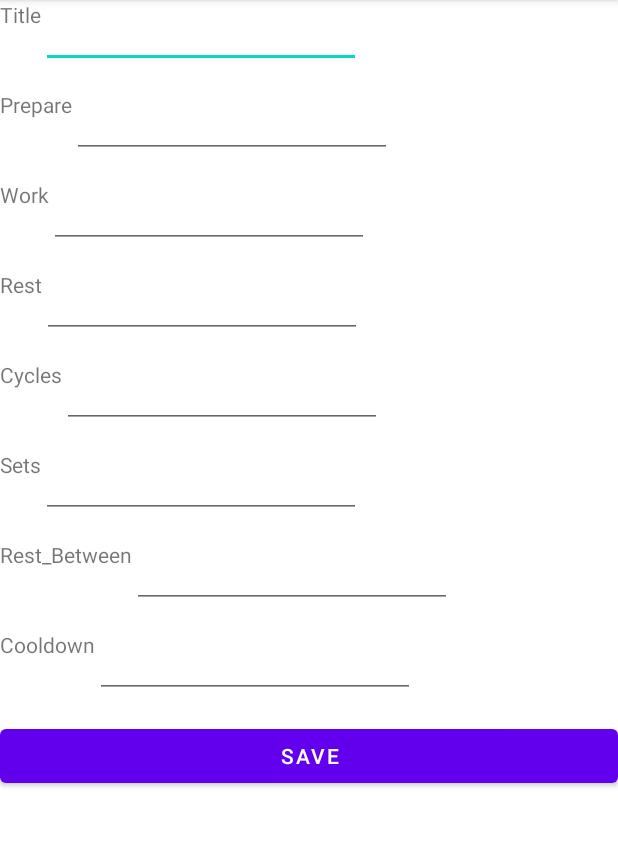
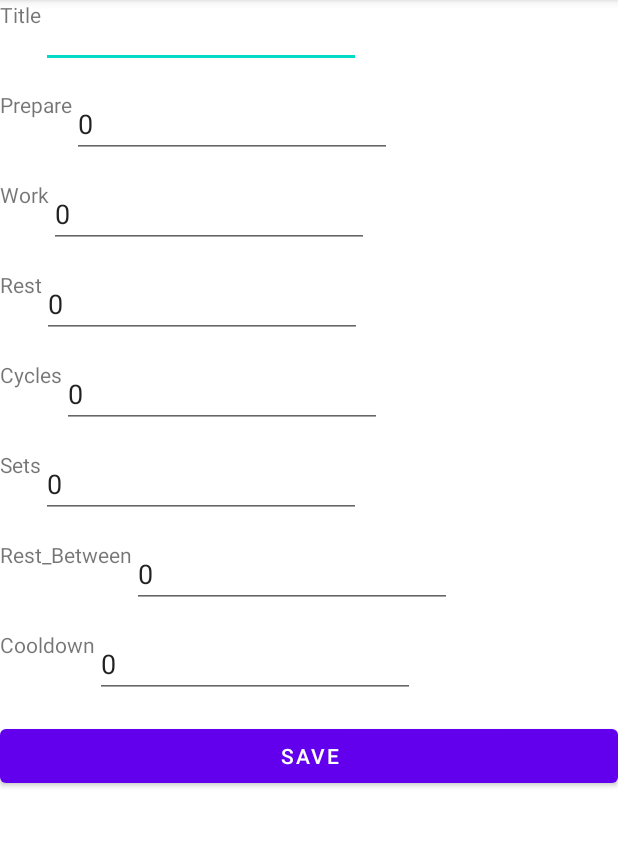
Before and after one commit to r0x57n/workout-timer, an Android app: the NewWorkoutActivity screen opened directly, with no data from a screen before it, on a phone screen of 412 x 824 dp, the part 84-929 px from its top. Run offline under Robolectric (Android 15) with nearby library versions, the phone set to English and light mode, and no system bars.

Commit message:
mostly working timer

```diff
--- a/app/src/main/AndroidManifest.xml
+++ b/app/src/main/AndroidManifest.xml
@@ -20,6 +20,7 @@
         </activity>
         <activity android:name=".NewWorkoutActivity" />
         <activity android:name=".EditWorkoutActivity" />
+        <activity android:name=".PlayWorkoutActivity" />
     </application>
 
 </manifest>
--- a/app/src/main/java/com/example/workouttimer/EditWorkoutActivity.kt
+++ b/app/src/main/java/com/example/workouttimer/EditWorkoutActivity.kt
@@ -38,8 +38,8 @@ class EditWorkoutActivity : AppCompatActivity() {
         // Save workout
         btnSave.setOnClickListener {
             if (!title.text.equals("")) {
-                val workout: Workout = Workout(title.text.toString())
-                workouts.update(pos, workout)
+                //val workout: Workout = Workout(title.text.toString())
+                //workouts.update(pos, workout)
                 setResult(RESULT_OK)
                 finish()
             }
--- a/app/src/main/java/com/example/workouttimer/NewWorkoutActivity.kt
+++ b/app/src/main/java/com/example/workouttimer/NewWorkoutActivity.kt
@@ -1,5 +1,6 @@
 package com.example.workouttimer
 
+import com.example.workouttimer.Workout
 import android.content.Context
 import android.os.Bundle
 import androidx.appcompat.app.AppCompatActivity
@@ -19,6 +20,13 @@ class NewWorkoutActivity : AppCompatActivity() {
 
         // Available fields in the view
         val title: EditText = findViewById(R.id.title)
+        val prepare: EditText = findViewById(R.id.prepare)
+        val work: EditText = findViewById(R.id.work)
+        val rest: EditText = findViewById(R.id.rest)
+        val cycles: EditText = findViewById(R.id.cycles)
+        val sets: EditText = findViewById(R.id.sets)
+        val restBetween: EditText = findViewById(R.id.rest_between)
+        val cooldown: EditText = findViewById(R.id.cooldown)
         val btnSave: Button = findViewById(R.id.save)
 
         // Workouts DS
@@ -26,8 +34,21 @@ class NewWorkoutActivity : AppCompatActivity() {
 
         // Save workout
         btnSave.setOnClickListener {
-            if (!title.text.equals("")) {
-                workouts.new(title.text.toString())
+            if (title.text.isBlank()) {
+                title.setError("Can't be empty.")
+            } else {
+                val workout: Workout = Workout(
+                    title = title.text.toString(),
+                    prepare = Integer.parseInt(prepare.text.toString()),
+                    work = Integer.parseInt(work.text.toString()),
+                    rest = Integer.parseInt(rest.text.toString()),
+                    cycles = Integer.parseInt(cycles.text.toString()),
+                    sets = Integer.parseInt(sets.text.toString()),
+                    restBetween = Integer.parseInt(restBetween.text.toString()),
+                    cooldown = Integer.parseInt(cooldown.text.toString())
+                )
+
+                workouts.new(workout)
                 setResult(RESULT_OK)
                 finish() // finishes the intent
             }
--- a/app/src/main/res/layout/new_workout_activity.xml
+++ b/app/src/main/res/layout/new_workout_activity.xml
@@ -2,8 +2,7 @@
 
 <RelativeLayout xmlns:android="http://schemas.android.com/apk/res/android"
     android:layout_width="match_parent"
-    android:layout_height="wrap_content"
-    android:gravity="center_vertical">
+    android:layout_height="wrap_content">
 
     <!-- field -->
     <TextView
@@ -37,7 +36,7 @@
         android:layout_toRightOf="@+id/prepareLabel"
         android:ems="10"
         android:inputType="textPersonName"
-        android:text="" />
+        android:text="0" />
 
     <!-- field -->
     <TextView
@@ -55,7 +54,7 @@
         android:layout_toRightOf="@+id/workLabel"
         android:ems="10"
         android:inputType="textPersonName"
-        android:text="" />
+        android:text="0" />
 
     <!-- field -->
     <TextView
@@ -73,7 +72,7 @@
         android:layout_toRightOf="@+id/restLabel"
         android:ems="10"
         android:inputType="textPersonName"
-        android:text="" />
+        android:text="0" />
 
     <!-- field -->
     <TextView
@@ -91,7 +90,7 @@
         android:layout_toRightOf="@+id/cyclesLabel"
         android:ems="10"
         android:inputType="textPersonName"
-        android:text="" />
+        android:text="0" />
 
     <!-- field -->
     <TextView
@@ -109,7 +108,7 @@
         android:layout_toRightOf="@+id/setsLabel"
         android:ems="10"
         android:inputType="textPersonName"
-        android:text="" />
+        android:text="0" />
 
     <!-- field -->
     <TextView
@@ -127,7 +126,7 @@
         android:layout_toRightOf="@+id/rest_betweenLabel"
         android:ems="10"
         android:inputType="textPersonName"
-        android:text="" />
+        android:text="0" />
 
     <!-- field -->
     <TextView
@@ -145,7 +144,7 @@
         android:layout_toRightOf="@+id/cooldownLabel"
         android:ems="10"
         android:inputType="textPersonName"
-        android:text="" />
+        android:text="0" />
 
     <Button
         android:id="@+id/save"
```
Also changed, not shown: app/src/main/java/com/example/workouttimer/MainActivity.kt (+8 -0 lines), app/src/main/java/com/example/workouttimer/WorkoutAdapter.kt (+14 -9 lines), app/src/main/java/com/example/workouttimer/Workouts.kt (+12 -3 lines), app/src/main/res/layout/play_activity.xml (deleted, +0 -32 lines), app/src/main/res/layout/text_row_item.xml (+5 -5 lines).
